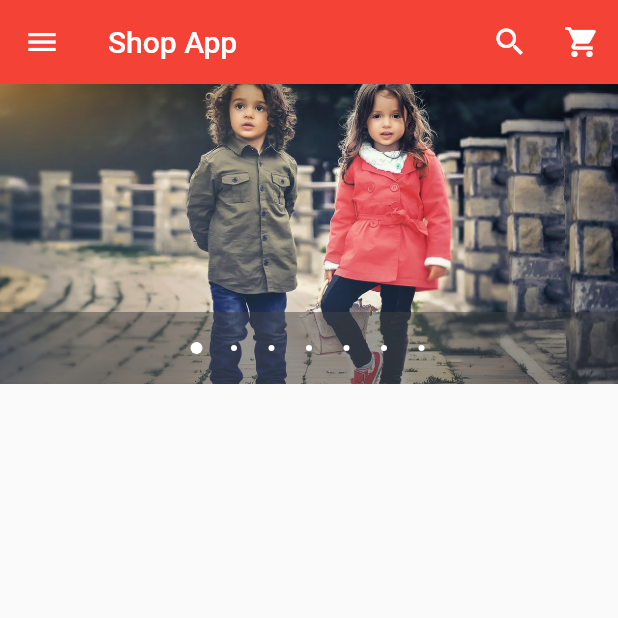
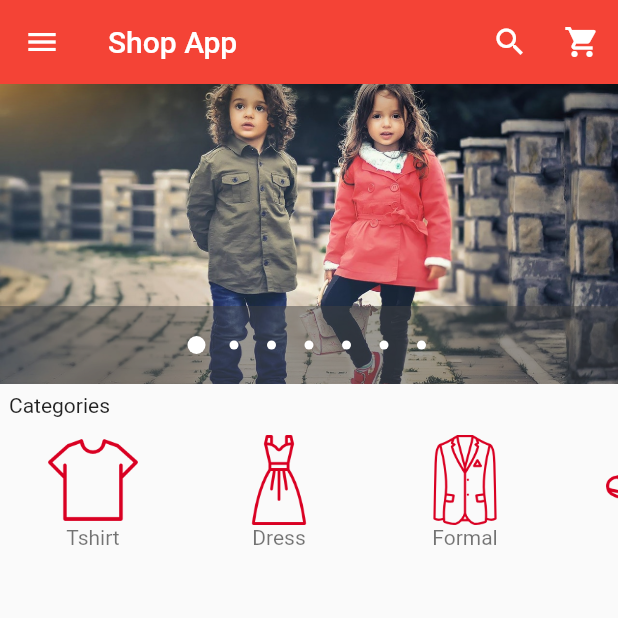
Before and after one commit to amiarafat/shop_app, a Flutter app: the screen it shows after launch, on a phone screen of 412 x 824 dp, the top half of it. Run offline on Flutter 3.47's test engine with Material 2 defaults, Android fonts, the phone set to English and light mode, and no system bars; drawn by our look-alikes of carousel_pro.

Commit message:
horizontal list view work done

```diff
--- /dev/null
+++ b/lib/components/horizotal_listview.dart
@@ -0,0 +1,83 @@
+import 'package:flutter/material.dart';
+
+class HorizontalList extends StatelessWidget {
+  @override
+  Widget build(BuildContext context) {
+    return Container(
+      height: 80.0,
+      child: ListView(
+        scrollDirection: Axis.horizontal,
+        children: <Widget>[
+          Category(
+            image_location: 'images/cats/tshirt.png',
+            image_caption: 'Tshirt',
+          ),
+
+          Category(
+            image_location: 'images/cats/dress.png',
+            image_caption: 'Dress',
+          ),
+
+          Category(
+            image_location: 'images/cats/formal.png',
+            image_caption: 'Formal',
+          ),
+
+          Category(
+            image_location: 'images/cats/shoe.png',
+            image_caption: 'Shoes',
+          ),
+
+          Category(
+            image_location: 'images/cats/informal.png',
+            image_caption: 'Informal',
+          ),
+
+          Category(
+            image_location: 'images/cats/jeans.png',
+            image_caption: 'Jeans',
+          ),
+
+          Category(
+            image_location: 'images/cats/accessories.png',
+            image_caption: 'Accessories',
+          ),
+        ],
+      ),
+    );
+  }
+}
+
+class Category extends StatelessWidget {
+  final String image_location;
+  final String image_caption;
+
+  Category({
+    this.image_caption,
+    this.image_location
+  });
+
+  @override
+  Widget build(BuildContext context) {
+    return Padding(
+      padding: const EdgeInsets.all(2.0),
+      child: InkWell(
+        onTap: (){},
+        child: Container(
+          width: 120.0,
+          child: ListTile(
+            title: Image.asset(image_location,
+            width: 80,
+            height: 60,
+            ),
+            subtitle: Container(
+              alignment: Alignment.topCenter,
+              child: Text(image_caption) ,
+            ),
+          ),
+        ),
+
+      ),
+    );
+  }
+}
--- a/lib/main.dart
+++ b/lib/main.dart
@@ -1,5 +1,8 @@
 import 'package:flutter/material.dart';
 import 'package:carousel_pro/carousel_pro.dart';
+
+//My own Import
+import 'package:shop_app/components/horizotal_listview.dart';
 
 void main() {
   runApp(MaterialApp(
@@ -29,10 +32,10 @@ class _HomePageState extends State<HomePage> {
           AssetImage('images/w4.jpeg'),
           AssetImage('images/IMG_1266.JPG'),
         ],
-        autoplay: false,
+        autoplay: true,
         animationCurve: Curves.fastOutSlowIn,
         animationDuration: Duration(milliseconds: 2000),
-        dotSize: 4.0,
+        dotSize: 6.0,
       ),
     );
 
@@ -152,7 +155,17 @@ class _HomePageState extends State<HomePage> {
 
       body: new ListView(
         children: <Widget>[
-          image_carousel
+          //image carousel
+          image_carousel,
+
+          //padding widget
+          new Padding(padding: const EdgeInsets.all(6.0),
+          child: new Text('Categories'),
+          ),
+
+          //Horizontal list view
+          HorizontalList(),
+
         ],
       ),
     );
```
Also changed, not shown: pubspec.yaml (+7 -0 lines).
